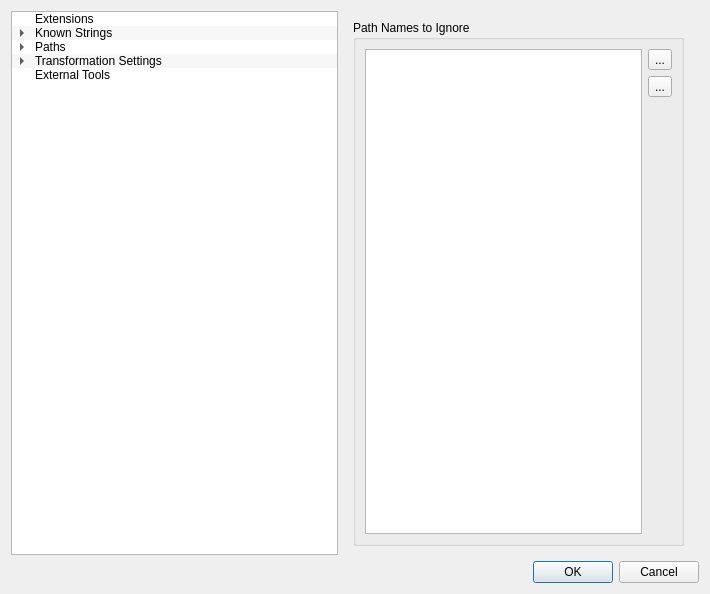
Qt form UI/Preferences.ui (towel42-com/MediaManager) before a commit.
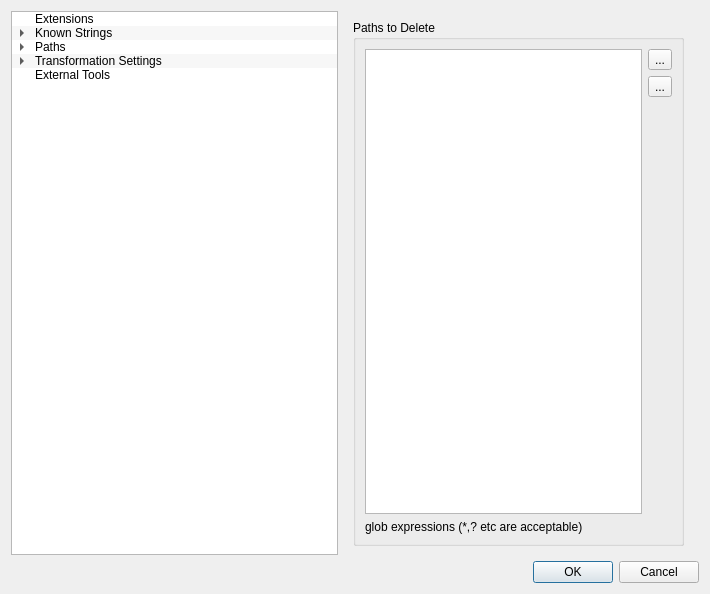
The same form after that commit. Icons and pictures are not drawn. Custom widgets are drawn as their Qt base class.

Commit message: Delete known crap

What changed in the file:
```diff
--- a/UI/Preferences.ui
+++ b/UI/Preferences.ui
@@ -105,7 +105,7 @@
    <item row="0" column="1">
     <widget class="QStackedWidget" name="stackedWidget">
      <property name="currentIndex">
-      <number>4</number>
+      <number>6</number>
      </property>
      <widget class="QWidget" name="extensionsPage">
       <layout class="QGridLayout" name="gridLayout_8">
@@ -409,6 +409,64 @@
        </item>
       </layout>
      </widget>
+     <widget class="QWidget" name="pathsToDeletePage">
+      <layout class="QVBoxLayout" name="verticalLayout_6">
+       <item>
+        <widget class="QGroupBox" name="groupBox_6">
+         <property name="title">
+          <string>Paths to Delete</string>
+         </property>
+         <layout class="QGridLayout" name="gridLayout_12">
+          <item row="2" column="1">
+           <spacer name="verticalSpacer_11">
+            <property name="orientation">
+             <enum>Qt::Vertical</enum>
+            </property>
+            <property name="sizeHint" stdset="0">
+             <size>
+              <width>20</width>
+              <height>174</height>
+             </size>
+            </property>
+           </spacer>
+          </item>
+          <item row="1" column="1">
+           <widget class="QToolButton" name="btnDelPathToDelete">
+            <property name="text">
+             <string>...</string>
+            </property>
+            <property name="icon">
+             <iconset resource="../SABUtils/resources/SABUtils.qrc">
+              <normaloff>:/SABUtilsResources/delete.png</normaloff>:/SABUtilsResources/delete.png</iconset>
+            </property>
+           </widget>
+          </item>
+          <item row="0" column="0" rowspan="3">
+           <widget class="QListView" name="pathsToDelete"/>
+          </item>
+          <item row="0" column="1">
+           <widget class="QToolButton" name="btnAddPathToDelete">
+            <property name="text">
+             <string>...</string>
+            </property>
+            <property name="icon">
+             <iconset resource="../SABUtils/resources/SABUtils.qrc">
+              <normaloff>:/SABUtilsResources/add.png</normaloff>:/SABUtilsResources/add.png</iconset>
+            </property>
+           </widget>
+          </item>
+          <item row="3" column="0">
+           <widget class="QLabel" name="label_13">
+            <property name="text">
+             <string>glob expressions (*,? etc are acceptable)</string>
+            </property>
+           </widget>
+          </item>
+         </layout>
+        </widget>
+       </item>
+      </layout>
+     </widget>
      <widget class="QWidget" name="transformationPage">
       <layout class="QGridLayout" name="gridLayout_7">
        <item row="0" column="0" colspan="2">
```
Left out of the diff: 19 changed lines with no effect on the pictures. The commit also changes 13 other files.
